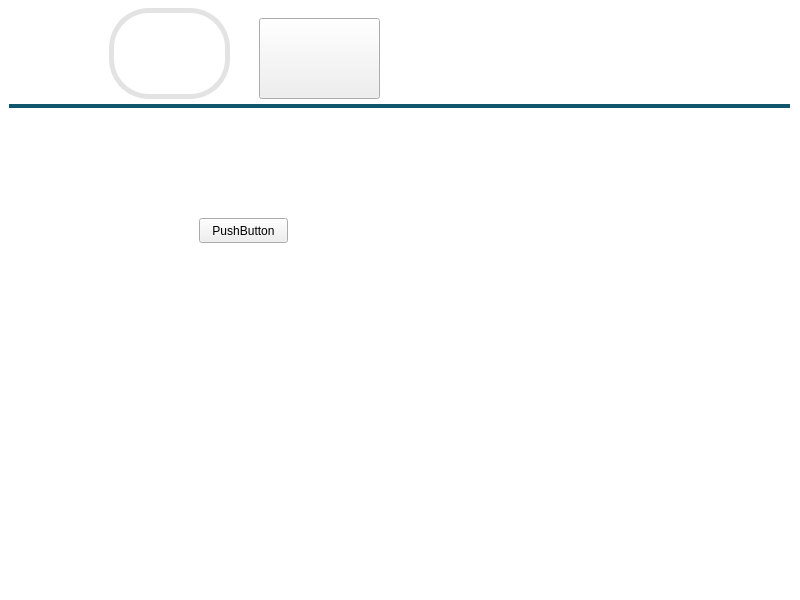
First picture: the form in Interface/mainwindow.ui, repository Matheusodias/infralab_direct_shear_embedded_interface, before the edit.
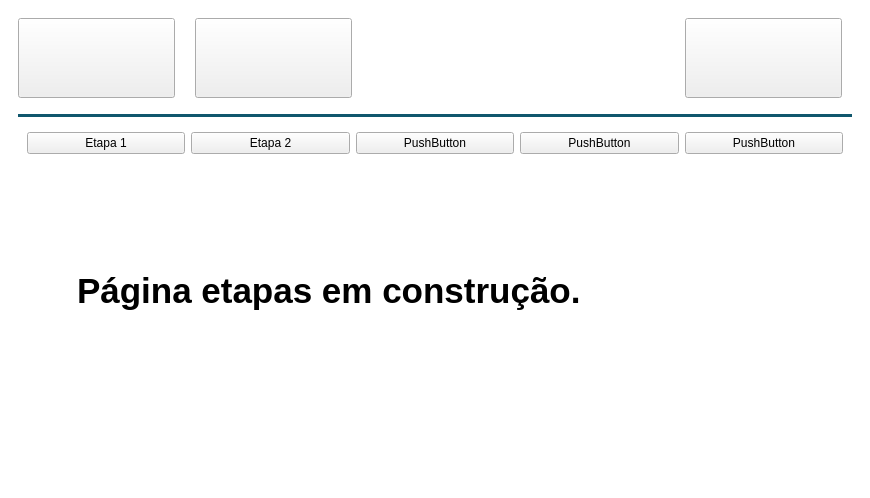
Second picture: the form after the edit. Icons and pictures are not drawn.

The edit to the form file:
```diff
--- a/Interface/mainwindow.ui
+++ b/Interface/mainwindow.ui
@@ -6,8 +6,8 @@
    <rect>
     <x>0</x>
     <y>0</y>
-    <width>800</width>
-    <height>600</height>
+    <width>870</width>
+    <height>498</height>
    </rect>
   </property>
   <property name="windowTitle">
@@ -28,15 +28,12 @@
 }</string>
   </property>
   <widget class="QWidget" name="centralwidget">
-   <widget class="QStackedWidget" name="stackedWidget">
-    <property name="geometry">
-     <rect>
-      <x>9</x>
-      <y>8</y>
-      <width>782</width>
-      <height>561</height>
-     </rect>
-    </property>
+   <property name="styleSheet">
+    <string notr="true"/>
+   </property>
+   <layout class="QVBoxLayout" name="verticalLayout_2">
+    <item>
+     <widget class="QStackedWidget" name="mainStack">
     <property name="styleSheet">
      <string notr="true">#headerLine1 {
 color: #10576D;
@@ -53,15 +50,171 @@
     </property>
     <widget class="QWidget" name="inside_experiment"/>
     <widget class="QWidget" name="outside_experiment">
+       <property name="styleSheet">
+        <string notr="true"/>
+       </property>
+       <layout class="QVBoxLayout" name="verticalLayout">
+        <item>
+         <layout class="QHBoxLayout" name="outside_experiment_header_layout" stretch="1,1,2,1">
+          <property name="spacing">
+           <number>20</number>
+          </property>
+          <property name="topMargin">
+           <number>0</number>
+          </property>
+          <property name="rightMargin">
+           <number>10</number>
+          </property>
+          <property name="bottomMargin">
+           <number>10</number>
+          </property>
+          <item>
+           <widget class="QPushButton" name="historyButton">
+            <property name="sizePolicy">
+             <sizepolicy hsizetype="Minimum" vsizetype="Minimum">
+              <horstretch>0</horstretch>
+              <verstretch>0</verstretch>
+             </sizepolicy>
+            </property>
+            <property name="minimumSize">
+             <size>
+              <width>110</width>
+              <height>80</height>
+             </size>
+            </property>
+            <property name="maximumSize">
+             <size>
+              <width>300</width>
+              <height>100</height>
+             </size>
+            </property>
+            <property name="accessibleName">
+             <string>histórico</string>
+            </property>
+            <property name="styleSheet">
+             <string notr="true"/>
+            </property>
+            <property name="text">
+             <string/>
+            </property>
+            <property name="icon">
+             <iconset resource="images/resources.qrc">
+              <normaloff>:/lightHistory.png</normaloff>:/lightHistory.png</iconset>
+            </property>
+            <property name="iconSize">
+             <size>
+              <width>300</width>
+              <height>300</height>
+             </size>
+            </property>
+            <property name="checkable">
+             <bool>true</bool>
+            </property>
+           </widget>
+          </item>
+          <item>
+           <widget class="QPushButton" name="experimentButton">
+            <property name="sizePolicy">
+             <sizepolicy hsizetype="Minimum" vsizetype="Minimum">
+              <horstretch>0</horstretch>
+              <verstretch>0</verstretch>
+             </sizepolicy>
+            </property>
+            <property name="minimumSize">
+             <size>
+              <width>110</width>
+              <height>80</height>
+             </size>
+            </property>
+            <property name="maximumSize">
+             <size>
+              <width>300</width>
+              <height>100</height>
+             </size>
+            </property>
+            <property name="accessibleName">
+             <string>experimento</string>
+            </property>
+            <property name="styleSheet">
+             <string notr="true"/>
+            </property>
+            <property name="text">
+             <string/>
+            </property>
+            <property name="icon">
+             <iconset resource="images/resources.qrc">
+              <normaloff>:/lightExperiment.png</normaloff>:/lightExperiment.png</iconset>
+            </property>
+            <property name="iconSize">
+             <size>
+              <width>300</width>
+              <height>300</height>
+             </size>
+            </property>
+            <property name="checkable">
+             <bool>true</bool>
+            </property>
+           </widget>
+          </item>
+          <item>
+           <spacer name="horizontalSpacer">
+            <property name="orientation">
+             <enum>Qt::Horizontal</enum>
+            </property>
+            <property name="sizeHint" stdset="0">
+             <size>
+              <width>40</width>
+              <height>20</height>
+             </size>
+            </property>
+           </spacer>
+          </item>
+          <item>
+           <widget class="QPushButton" name="configurationButton">
+            <property name="sizePolicy">
+             <sizepolicy hsizetype="Minimum" vsizetype="Minimum">
+              <horstretch>0</horstretch>
+              <verstretch>0</verstretch>
+             </sizepolicy>
+            </property>
+            <property name="minimumSize">
+             <size>
+              <width>110</width>
+              <height>80</height>
+             </size>
+            </property>
+            <property name="maximumSize">
+             <size>
+              <width>300</width>
+              <height>100</height>
+             </size>
+            </property>
+            <property name="accessibleName">
+             <string>configurações</string>
+            </property>
+            <property name="text">
+             <string/>
+            </property>
+            <property name="icon">
+             <iconset>
+              <normalon>:/lightConfiguration.png</normalon>
+             </iconset>
+            </property>
+            <property name="iconSize">
+             <size>
+              <width>300</width>
+              <height>300</height>
+             </size>
+            </property>
+            <property name="checkable">
+             <bool>true</bool>
+            </property>
+           </widget>
+          </item>
+         </layout>
+        </item>
+        <item>
      <widget class="Line" name="headerLine">
-      <property name="geometry">
-       <rect>
-        <x>0</x>
-        <y>90</y>
-        <width>781</width>
-        <height>16</height>
-       </rect>
-      </property>
       <property name="sizePolicy">
        <sizepolicy hsizetype="Minimum" vsizetype="Fixed">
         <horstretch>10</horstretch>
@@ -89,93 +242,134 @@
        <enum>Qt::Horizontal</enum>
       </property>
      </widget>
-     <widget class="QPushButton" name="experimentButton">
+        </item>
+        <item>
+         <widget class="QStackedWidget" name="outside_experiment_stack">
+          <property name="currentIndex">
+           <number>2</number>
+          </property>
+          <widget class="QWidget" name="history_page">
+           <widget class="QLabel" name="label">
       <property name="geometry">
        <rect>
-        <x>250</x>
-        <y>10</y>
-        <width>121</width>
-        <height>81</height>
-       </rect>
-      </property>
+              <x>60</x>
+              <y>120</y>
+              <width>591</width>
+              <height>141</height>
+             </rect>
+            </property>
+            <property name="font">
+             <font>
+              <pointsize>26</pointsize>
+              <bold>true</bold>
+             </font>
+            </property>
       <property name="text">
-       <string/>
-      </property>
-      <property name="icon">
-       <iconset>
-        <normaloff>:/lighExperiment.png</normaloff>
-        <normalon>:/darkExperiment.png</normalon>:/lighExperiment.png</iconset>
-      </property>
-      <property name="iconSize">
-       <size>
-        <width>300</width>
-        <height>300</height>
-       </size>
-      </property>
-     </widget>
-     <widget class="QPushButton" name="historyButton">
+             <string>Página do histórico em construção.</string>
+            </property>
+           </widget>
+          </widget>
+          <widget class="QWidget" name="configuration_page">
+           <widget class="QLabel" name="label_2">
       <property name="geometry">
        <rect>
-        <x>100</x>
-        <y>0</y>
-        <width>121</width>
-        <height>91</height>
-       </rect>
-      </property>
-      <property name="styleSheet">
-       <string notr="true">#historyButton{
-	background-color:white; 
-	border-bottom:5px solid rgb(227, 227, 227);
-	border-right:5px solid rgb(227, 227, 227);
-	border-top:5px solid rgb(227, 227, 227);
-	border-left:5px solid rgb(227, 227, 227);
-	border-radius:40px;
-}
-
-#historyButton:pressed {
-	background-color:rgb(229, 229, 229);
-	border-bottom:5px solid rgb(227, 227, 227);
-	border-right:5px solid rgb(227, 227, 227);
-	border-top:1px solid rgb(227, 227, 227);
-	border-left:1px solid rgb(227, 227, 227);
-	border-radius:40px;
-}
-
-</string>
+              <x>50</x>
+              <y>130</y>
+              <width>701</width>
+              <height>141</height>
+             </rect>
+            </property>
+            <property name="font">
+             <font>
+              <pointsize>26</pointsize>
+              <bold>true</bold>
+             </font>
       </property>
       <property name="text">
-       <string/>
-      </property>
-      <property name="icon">
-       <iconset resource="images/resources.qrc">
-        <normaloff>:/lightHistory.png</normaloff>:/lightHistory.png</iconset>
-      </property>
-      <property name="iconSize">
-       <size>
-        <width>300</width>
-        <height>300</height>
-       </size>
-      </property>
-      <property name="checkable">
-       <bool>true</bool>
-      </property>
-     </widget>
+             <string>Página das configurações em construção.</string>
+            </property>
+           </widget>
+          </widget>
+          <widget class="QWidget" name="experiment_page">
+           <layout class="QVBoxLayout" name="verticalLayout_3">
+            <item>
+             <layout class="QHBoxLayout" name="horizontalLayout_5">
+              <item>
      <widget class="QPushButton" name="pushButton">
+                <property name="text">
+                 <string>Etapa 1</string>
+                </property>
+               </widget>
+              </item>
+              <item>
+               <widget class="QPushButton" name="pushButton_3">
+                <property name="text">
+                 <string>Etapa 2</string>
+                </property>
+               </widget>
+              </item>
+              <item>
+               <widget class="QPushButton" name="pushButton_5">
+                <property name="text">
+                 <string>PushButton</string>
+                </property>
+               </widget>
+              </item>
+              <item>
+               <widget class="QPushButton" name="pushButton_4">
+                <property name="text">
+                 <string>PushButton</string>
+                </property>
+               </widget>
+              </item>
+              <item>
+               <widget class="QPushButton" name="pushButton_2">
+                <property name="text">
+                 <string>PushButton</string>
+                </property>
+               </widget>
+              </item>
+             </layout>
+            </item>
+            <item>
+             <widget class="QStackedWidget" name="etapas_stack">
+              <property name="currentIndex">
+               <number>1</number>
+              </property>
+              <widget class="QWidget" name="page_3"/>
+              <widget class="QWidget" name="page_4">
+               <widget class="QLabel" name="label_3">
       <property name="geometry">
        <rect>
-        <x>190</x>
-        <y>210</y>
-        <width>89</width>
-        <height>25</height>
-       </rect>
-      </property>
+                  <x>50</x>
+                  <y>60</y>
+                  <width>591</width>
+                  <height>141</height>
+                 </rect>
+                </property>
+                <property name="font">
+                 <font>
+                  <pointsize>26</pointsize>
+                  <bold>true</bold>
+                 </font>
+                </property>
       <property name="text">
-       <string>PushButton</string>
-      </property>
-     </widget>
+                 <string>Página etapas em construção.</string>
+                </property>
+               </widget>
+              </widget>
+             </widget>
+            </item>
+           </layout>
+          </widget>
+         </widget>
+        </item>
+       </layout>
     </widget>
     <widget class="QWidget" name="after_experiment"/>
    </widget>
+    </item>
+   </layout>
   </widget>
  </widget>
  <resources>
```
Lines whose indentation alone changed are shown as unchanged.
